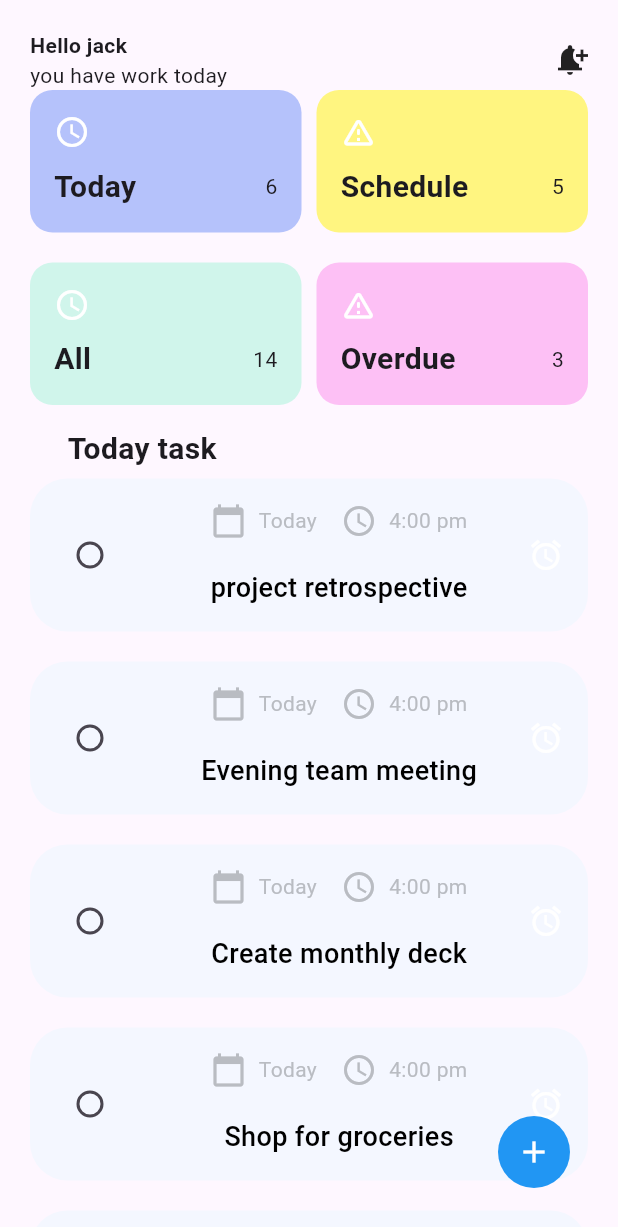
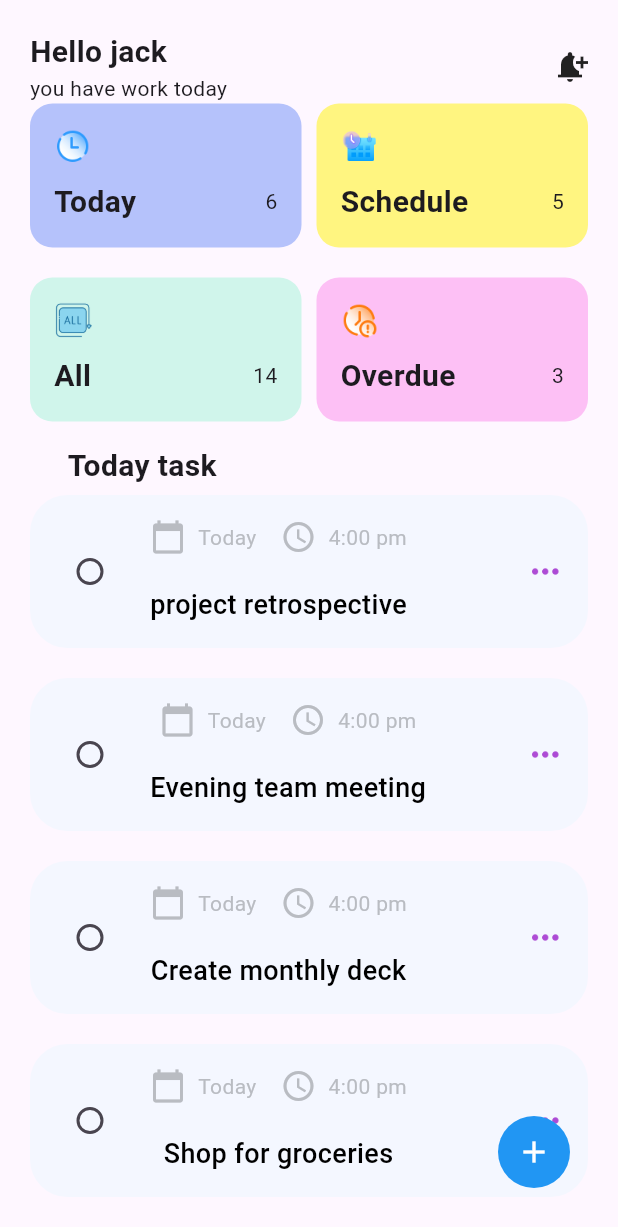
Before and after one commit to KALU56/friday_code_night, a Flutter app: the screen it shows after launch, on a phone screen of 412 x 824 dp. Shown: the top 1227 px of the screen. Run offline on Flutter 3.47's test engine with Material 3 defaults, Android fonts, the light colour scheme and no system bars; our stand-ins replace google_fonts.

Commit message:
modfy the ui

```diff
--- /dev/null
+++ b/todo/lib/core/assets.dart
@@ -0,0 +1,9 @@
+class Assets {
+  Assets._();
+  static const all = 'assets/images/all.png';
+  static const clock = 'assets/images/clock.png';
+  static const dot = 'assets/images/dot.png';
+  static const over = 'assets/images/over.png';
+   static const schedule = 'assets/images/scheduled.png';
+
+}
--- a/todo/lib/screens/home.dart
+++ b/todo/lib/screens/home.dart
@@ -1,4 +1,5 @@
 import 'package:flutter/material.dart';
+import 'package:todo/core/assets.dart';
 import 'package:todo/screens/all_detal.dart';
 import 'package:todo/widget/continer.dart';
 import 'package:todo/widget/continer2.dart';
@@ -30,7 +31,8 @@ class _HomeState extends State<Home> {
                   Column(
                     crossAxisAlignment: CrossAxisAlignment.start,
                     children: [
-                      Text('Hello jack',style: TextStyle(fontWeight: FontWeight.bold),),
+                      Text('Hello jack',style: TextStyle( fontSize: 20,fontWeight: FontWeight.bold),),
+
                       Text('you have work today')
                     ],
                   ),
@@ -45,7 +47,7 @@ class _HomeState extends State<Home> {
                         children: [
                           TaskCard(
                             title: "Today",
-                            icon: Icons.access_time,
+                            image: AssetImage(Assets.clock),
                             backgroundColor: Color.fromRGBO(181, 194, 251, 1.0),
                             count: 6,
                             onTap: () {
@@ -55,12 +57,11 @@ class _HomeState extends State<Home> {
                           const SizedBox(width: 10),
                           TaskCard(
                             title: "Schedule",
-                            icon: Icons.warning_amber_rounded,
+                            image: AssetImage(Assets.schedule),
                             backgroundColor: Color.fromRGBO(255, 245, 128, 1.0),
                             count: 5,
                             onTap: () {
-                              // Navigate to another page or show alert
-                              print("Overdue tapped");
+
                             },
                           ),
                         ],
@@ -72,7 +73,7 @@ class _HomeState extends State<Home> {
                       children: [
                         TaskCard(
                           title: "All",
-                          icon: Icons.access_time,
+                          image: AssetImage(Assets.all),
                           backgroundColor: Color.fromRGBO(208, 245, 235, 1.0),
                           count: 14,
                           onTap: () {
@@ -85,12 +86,12 @@ class _HomeState extends State<Home> {
                         const SizedBox(width: 10),
                         TaskCard(
                           title: "Overdue",
-                          icon: Icons.warning_amber_rounded,
+                          image: AssetImage(Assets.over),
                           backgroundColor: Color.fromRGBO(253, 192, 245, 1.0),
                           count: 3,
                           onTap: () {
-                            // Navigate to another page or show alert
-                            print("Overdue tapped");
+
+
                           },
                         ),
                       ],
@@ -111,6 +112,7 @@ class _HomeState extends State<Home> {
                   day:'Today',
                   icon: Icons.access_time,
                   time:"4:00 pm",
+                  image: AssetImage(Assets.dot),
 
 
                  ),
@@ -121,6 +123,7 @@ class _HomeState extends State<Home> {
                   day:'Today',
                   icon: Icons.access_time,
                   time:"4:00 pm",
+                  image: AssetImage(Assets.dot),
 
 
                  ),
@@ -131,6 +134,7 @@ class _HomeState extends State<Home> {
                   day:'Today',
                   icon: Icons.access_time,
                   time:"4:00 pm",
+                  image: AssetImage(Assets.dot),
 
 
                  ),
@@ -142,6 +146,7 @@ class _HomeState extends State<Home> {
                   day:'Today',
                   icon: Icons.access_time,
                   time:"4:00 pm",
+                  image: AssetImage(Assets.dot),
 
 
                  ),
@@ -152,6 +157,7 @@ class _HomeState extends State<Home> {
                   day:'Today',
                   icon: Icons.access_time,
                   time:"4:00 pm",
+                  image: AssetImage(Assets.dot),
 
 
                  ),
--- a/todo/lib/widget/continer.dart
+++ b/todo/lib/widget/continer.dart
@@ -2,7 +2,8 @@ import 'package:flutter/material.dart';
 
 class TaskCard extends StatelessWidget {
   final String title;
-  final IconData icon;
+
+  final ImageProvider image;
   final int count;
   final Color backgroundColor;
   final VoidCallback? onTap;
@@ -10,7 +11,8 @@ class TaskCard extends StatelessWidget {
   const TaskCard({
     super.key,
     required this.title,
-    required this.icon,
+    required this.image,
+
     required this.count,
     this.backgroundColor = const Color.fromARGB(255, 136, 205, 245),
     this.onTap,
@@ -30,16 +32,26 @@ class TaskCard extends StatelessWidget {
           child: Column(
             crossAxisAlignment: CrossAxisAlignment.start,
             children: [
-              Icon(icon, color: Colors.white),
+              Container(
+                width: 25,
+                height: 25,
+
+                decoration: BoxDecoration(
+                  image: DecorationImage(image:image),
+                ),
+              ),
               const SizedBox(height: 10),
               Row(
                 mainAxisAlignment: MainAxisAlignment.spaceBetween,
                 children: [
                   Text(
                     title,
-                    style: const TextStyle(fontSize: 20, fontWeight: FontWeight.bold),
+                    style: const TextStyle(
+                      fontSize: 20,
+                      fontWeight: FontWeight.bold,
+                    ),
                   ),
-                  Text(count.toString(), ),
+                  Text(count.toString()),
                 ],
               ),
             ],
--- a/todo/lib/widget/continer2.dart
+++ b/todo/lib/widget/continer2.dart
@@ -6,6 +6,7 @@ class TaskList extends StatefulWidget {
   final IconData icon;
   final String time;
   final Color backgroundColor;
+  final ImageProvider image;
 
 
   const TaskList({
@@ -14,6 +15,7 @@ class TaskList extends StatefulWidget {
     required this.icon,
     required this.day,
     required this.time,
+    required this.image,
     this.backgroundColor = const Color.fromRGBO(244, 247, 255, 1),
 
   });
@@ -36,7 +38,7 @@ class _TaskListState extends State<TaskList> {
       ),
       child: Row(
         crossAxisAlignment: CrossAxisAlignment.center,
-        mainAxisAlignment: MainAxisAlignment.spaceBetween,
+
         children: [
            Checkbox(
                 value: isChecked,
@@ -91,9 +93,16 @@ class _TaskListState extends State<TaskList> {
 
               ),
 
+          Spacer(),
 
+            Container(
+                width: 25,
+                height: 25,
 
-              const Icon(Icons.access_alarm, color: Colors.white),
+                decoration: BoxDecoration(
+                  image: DecorationImage(image:widget.image),
+                ),
+              ),
 
 
 
--- a/todo/pubspec.yaml
+++ b/todo/pubspec.yaml
@@ -58,8 +58,8 @@ flutter:
   uses-material-design: true
 
   # To add assets to your application, add an assets section, like this:
-  # assets:
-  #   - images/a_dot_burr.jpeg
+  assets:
+    - assets/images/
   #   - images/a_dot_ham.jpeg
 
   # An image asset can refer to one or more resolution-specific "variants", see
```
Also changed, not shown: todo/assets/images/all.png (added), todo/assets/images/clock.png (added), todo/assets/images/dot.png (added), todo/assets/images/over.png (added), todo/assets/images/scheduled.png (added).
